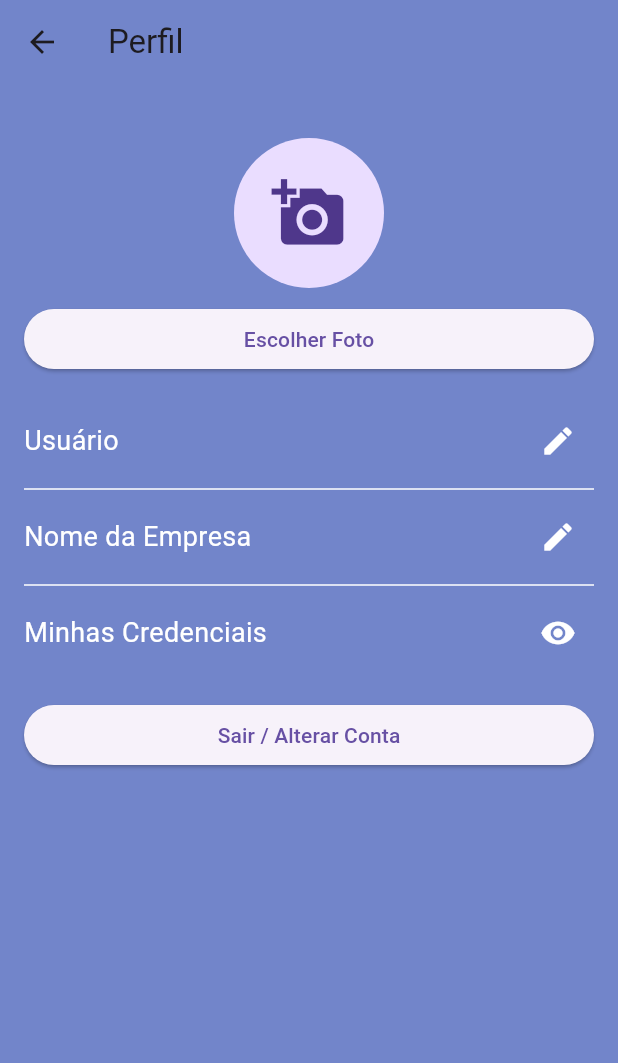
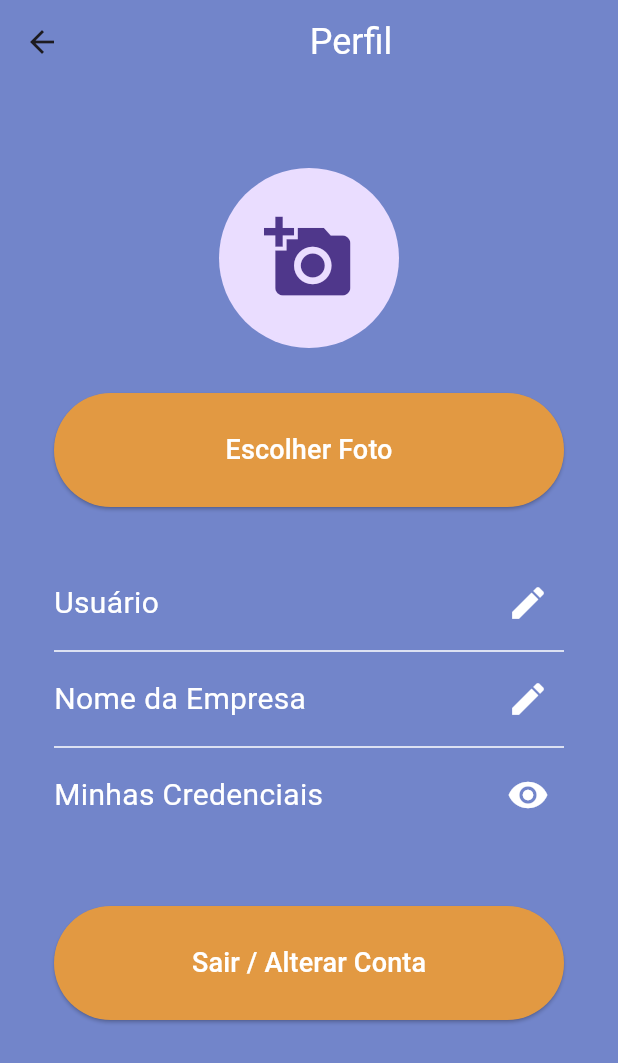
Before and after one commit to DavidHenrique2106/Precificando, a Flutter app: the ProfilePage screen opened by its route, on a phone screen of 412 x 824 dp. Shown: the top 1063 px of the screen. Run offline on Flutter 3.47's test engine with Material 3 defaults, Android fonts, the phone set to English and light mode, and no system bars; our stand-ins replace image_picker, parse_server_sdk_flutter.

Commit message:
style:add responsive

```diff
--- a/lib/perfil/profile_page.dart
+++ b/lib/perfil/profile_page.dart
@@ -174,13 +174,19 @@ class _ProfilePageState extends State<ProfilePage> {
   Widget build(BuildContext context) {
     return Scaffold(
       appBar: AppBar(
-        title: Text('Perfil'),
         backgroundColor: Color.fromRGBO(114, 133, 202, 1),
+        titleTextStyle: TextStyle(
+          color: Colors.white,
+          fontSize: 24,
+        ),
+        title: Row(mainAxisAlignment: MainAxisAlignment.center, children: [
+          const Text('Perfil'),
+        ]),
       ),
       body: Container(
         color: Color.fromRGBO(114, 133, 202, 1),
         child: Padding(
-          padding: const EdgeInsets.all(16.0),
+          padding: const EdgeInsets.all(36.0),
           child: Column(
             crossAxisAlignment: CrossAxisAlignment.stretch,
             children: [
@@ -189,68 +195,53 @@ class _ProfilePageState extends State<ProfilePage> {
                 child: GestureDetector(
                   onTap: _pickImage,
                   child: CircleAvatar(
-                    radius: 50,
+                    radius: 60,
                     backgroundImage: _image != null ? FileImage(_image!) : null,
                     child: _image == null
-                        ? Icon(Icons.add_a_photo, size: 50)
+                        ? Icon(Icons.add_a_photo, size: 60)
                         : null,
                   ),
                 ),
               ),
-              SizedBox(height: 10),
+              SizedBox(height: 30),
               ElevatedButton(
                 onPressed: _pickImage,
-                child: Text('Escolher Foto'),
+                style: ElevatedButton.styleFrom(
+                  primary: Color.fromRGBO(226, 153, 66, 1),
+                  onPrimary: Colors.white,
+                  padding: EdgeInsets.symmetric(vertical: 25),
+                ),
+                child: Text('Escolher Foto', style: TextStyle(fontSize: 18)),
               ),
-              SizedBox(height: 20),
-              Row(
-                children: [
-                  Expanded(
-                    child: Text(
-                      _username,
-                      style: TextStyle(fontSize: 18, color: Colors.white),
-                    ),
-                  ),
-                  IconButton(
-                    icon: Icon(Icons.edit, color: Colors.white),
-                    onPressed: _editUsername,
-                  ),
-                ],
+              SizedBox(height: 40),
+              _buildEditableField(
+                label: 'Nome de Usuário',
+                value: _username,
+                onEdit: _editUsername,
               ),
               Divider(color: Colors.white),
-              Row(
-                children: [
-                  Expanded(
-                    child: Text(
-                      _companyName,
-                      style: TextStyle(fontSize: 18, color: Colors.white),
-                    ),
-                  ),
-                  IconButton(
-                    icon: Icon(Icons.edit, color: Colors.white),
-                    onPressed: _editCompanyName,
-                  ),
-                ],
+              _buildEditableField(
+                label: 'Nome da Empresa',
+                value: _companyName,
+                onEdit: _editCompanyName,
               ),
               Divider(color: Colors.white),
-              Row(
-                children: [
-                  Expanded(
-                    child: Text(
-                      'Minhas Credenciais',
-                      style: TextStyle(fontSize: 18, color: Colors.white),
-                    ),
-                  ),
-                  IconButton(
-                    icon: Icon(Icons.visibility, color: Colors.white),
-                    onPressed: _showCredentials,
-                  ),
-                ],
+              _buildEditableField(
+                label: 'Minhas Credenciais',
+                value: '',
+                onEdit: _showCredentials,
+                showIcon: true,
               ),
-              SizedBox(height: 20),
+              SizedBox(height: 50),
               ElevatedButton(
                 onPressed: _logout,
-                child: Text('Sair / Alterar Conta'),
+                child: Text('Sair / Alterar Conta',
+                    style: TextStyle(fontSize: 18)),
+                style: ElevatedButton.styleFrom(
+                  primary: Color.fromRGBO(226, 153, 66, 1),
+                  onPrimary: Colors.white,
+                  padding: EdgeInsets.symmetric(vertical: 25),
+                ),
               ),
             ],
           ),
@@ -258,4 +249,28 @@ class _ProfilePageState extends State<ProfilePage> {
       ),
     );
   }
+
+  Widget _buildEditableField({
+    required String label,
+    required String value,
+    required VoidCallback onEdit,
+    bool showIcon = false,
+  }) {
+    return Row(
+      children: [
+        Expanded(
+          child: Text(
+            value.isNotEmpty ? value : label,
+            style: TextStyle(fontSize: 20, color: Colors.white),
+          ),
+        ),
+        SizedBox(width: 12),
+        IconButton(
+          icon: Icon(showIcon ? Icons.visibility : Icons.edit,
+              color: Colors.white, size: 28),
+          onPressed: onEdit,
+        ),
+      ],
+    );
+  }
 }
```
